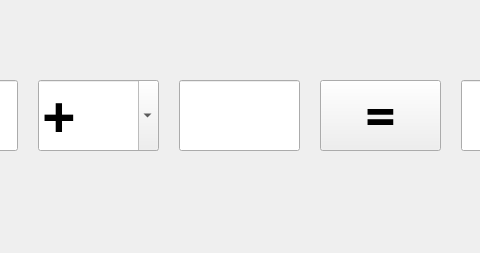
JavierRenero/AluAC2020, file mainwindow.ui: the form before one commit; both pictures show x 120 to 600 and y 0 to 253 of the 725 by 253 pixel window.
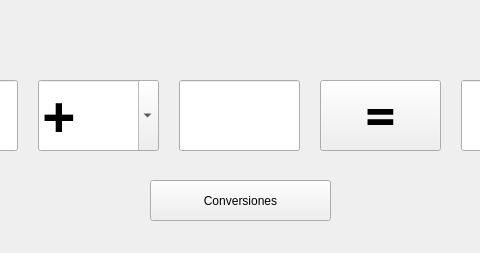
The form after the commit.

What changed in the file:
```diff
--- a/mainwindow.ui
+++ b/mainwindow.ui
@@ -155,6 +155,19 @@
      </property>
     </item>
    </widget>
+   <widget class="QPushButton" name="conversionesBUtton">
+    <property name="geometry">
+     <rect>
+      <x>270</x>
+      <y>180</y>
+      <width>181</width>
+      <height>41</height>
+     </rect>
+    </property>
+    <property name="text">
+     <string>Conversiones</string>
+    </property>
+   </widget>
   </widget>
  </widget>
  <resources/>
```
